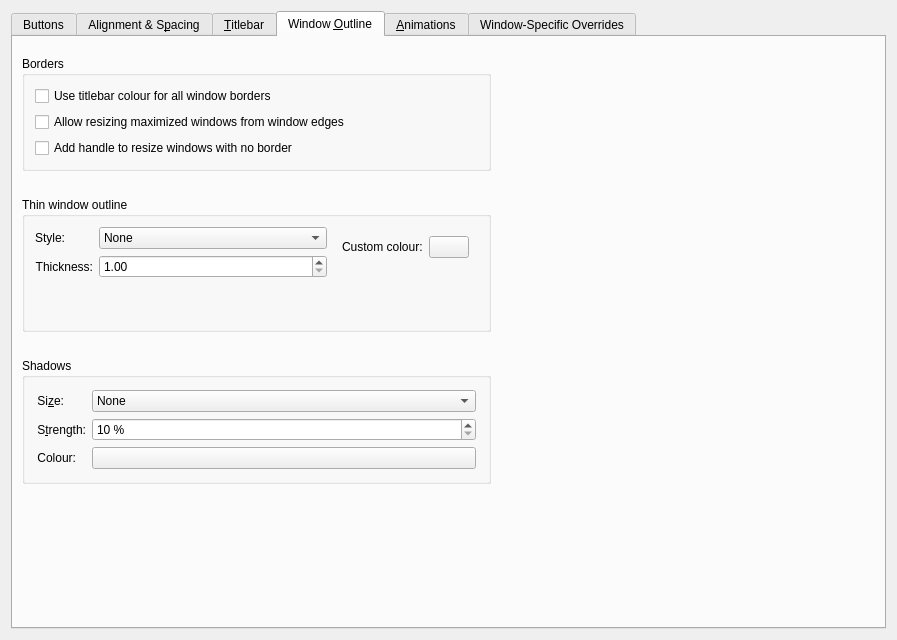
paulmcauley/klassy, file kdecoration/config/ui/breezeconfigurationui.ui: the form before one commit.
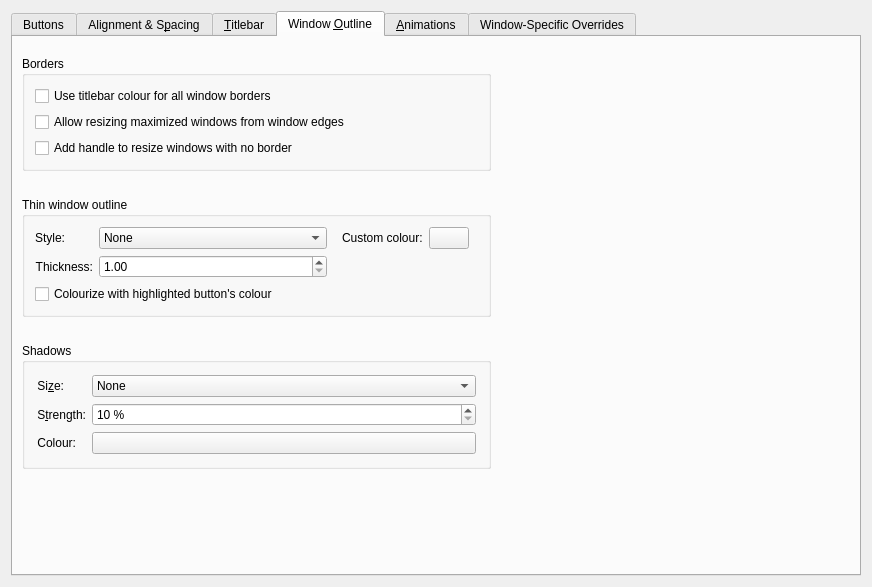
The form after the commit. The open tabs and pages were chosen to show the change. Icons and pictures are not drawn. Custom widgets are drawn as their Qt base class.

Commit message: Colourize Thin window outline with highlighted button colour feature

Patch:
```diff
--- a/kdecoration/config/ui/breezeconfigurationui.ui
+++ b/kdecoration/config/ui/breezeconfigurationui.ui
@@ -6,8 +6,8 @@
    <rect>
     <x>0</x>
     <y>0</y>
-    <width>897</width>
-    <height>640</height>
+    <width>872</width>
+    <height>587</height>
    </rect>
   </property>
   <property name="sizePolicy">
@@ -2732,6 +2732,9 @@
             <widget class="QWidget" name="blank_page"/>
             <widget class="QWidget" name="custom_colour">
              <layout class="QFormLayout" name="formLayout">
+              <property name="topMargin">
+               <number>0</number>
+              </property>
               <item row="0" column="0">
                <widget class="QLabel" name="label_31">
                 <property name="text">
@@ -2749,6 +2752,13 @@
             </widget>
            </widget>
           </item>
+          <item row="1" column="0">
+           <widget class="QCheckBox" name="colorizeThinWindowOutlineWithButton">
+            <property name="text">
+             <string>Colourize with highlighted button's colour</string>
+            </property>
+           </widget>
+          </item>
          </layout>
         </widget>
        </item>
```
Left out of the diff: 4 changed lines with no effect on the pictures. The commit also changes 6 other files.
